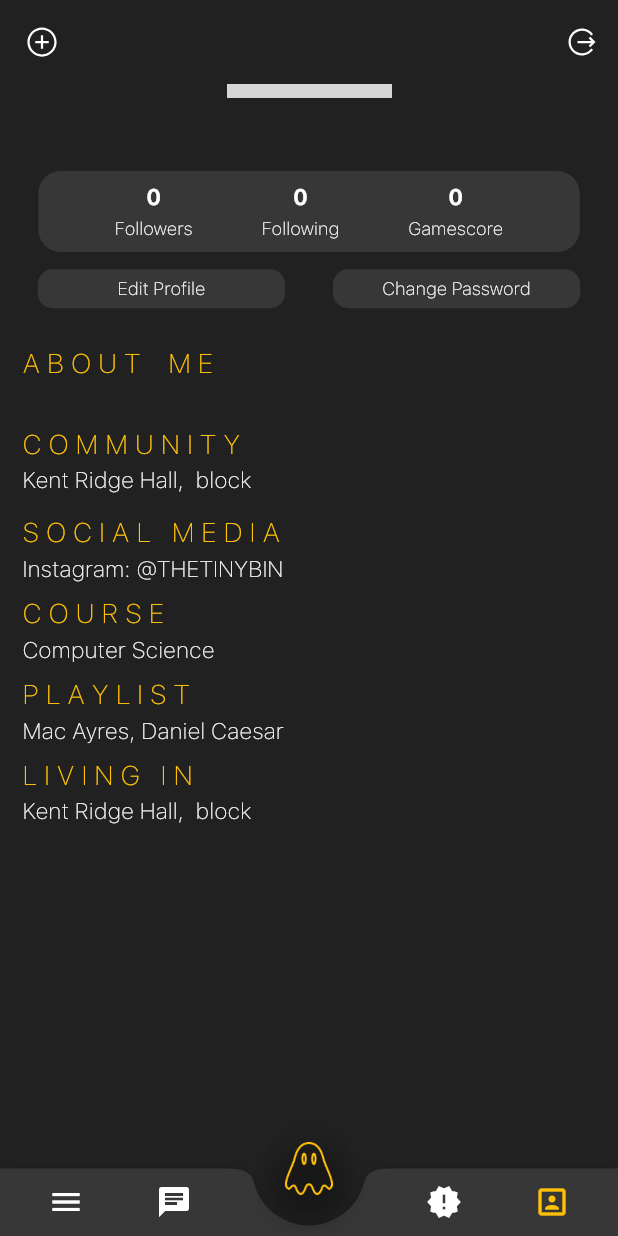
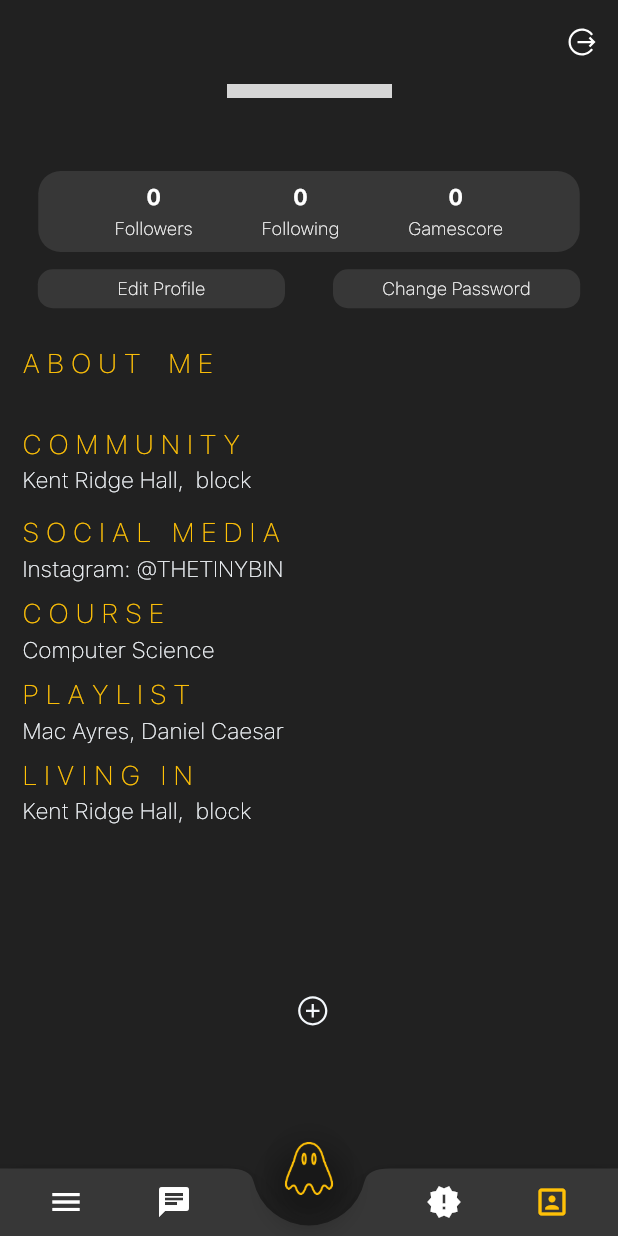
Before and after one commit to habi39/Wiggle2, a Flutter app: the screen it shows once a user with an empty profile is signed in, item 4 of the bottom bar chosen, scrolled down 101 dp, on a phone screen of 412 x 824 dp. Run offline on Flutter 3.47's test engine with Material 2 defaults, Android fonts, the phone set to English and light mode, and no system bars; our stand-ins replace auto_size_text, bubble_bottom_bar, cloud_firestore, firebase_auth, firebase_messaging, firebase_storage and 13 more; missing offline and left inert: flame; accounts and stored records are empty; network calls fail; grey boxes are pictures that could not be loaded.

Commit message:
add button

```diff
--- a/lib/screens/home/profile.dart
+++ b/lib/screens/home/profile.dart
@@ -139,17 +139,6 @@ class _MyprofileState extends State<Myprofile> {
             personalEmail = userData.email;
             return Scaffold(
               appBar: AppBar(
-                leading: IconButton(
-                  highlightColor: Colors.transparent,
-                  splashColor: Colors.transparent,
-                  icon: Icon(LineAwesomeIcons.plus_circle),
-                  onPressed: () {
-                    Navigator.of(context).pushAndRemoveUntil(
-                      FadeRoute(page: Addpicture()),
-                      ModalRoute.withName('Addpicture'),
-                    );
-                  },
-                ),
                 elevation: 0,
                 actions: <Widget>[
                   IconButton(
@@ -404,19 +393,44 @@ class _MyprofileState extends State<Myprofile> {
                                     DatabaseService(uid: user.uid).getphotos(),
                                 builder: (context, snapshot) {
                                   return snapshot.hasData
-                                      ? Container(
+                                      ? Padding(
+                                          padding:
+                                              const EdgeInsets.only(left: 5.0),
+                                          child: Container(
                                             height: MediaQuery.of(context)
                                                         .size
                                                         .height *
                                                     0.30 -
                                                 50,
                                             child: ListView.builder(
-                                              physics: ClampingScrollPhysics(),
+                                                physics:
+                                                    ClampingScrollPhysics(),
                                                 shrinkWrap: true,
-                                              scrollDirection: Axis.horizontal,
+                                                scrollDirection:
+                                                    Axis.horizontal,
                                                 itemCount: snapshot
-                                                  .data.documents.length,
+                                                        .data.documents.length +
+                                                    1,
                                                 itemBuilder: (context, index) {
+                                                  if (index ==
+                                                      snapshot.data.documents
+                                                          .length) {
+                                                    return IconButton(
+                                                      icon: Icon(
+                                                          LineAwesomeIcons
+                                                              .plus_circle),
+                                                      onPressed: () {
+                                                        Navigator.of(context)
+                                                            .pushAndRemoveUntil(
+                                                          FadeRoute(
+                                                              page:
+                                                                  Addpicture()),
+                                                          ModalRoute.withName(
+                                                              'Addpicture'),
+                                                        );
+                                                      },
+                                                    );
+                                                  }
                                                   return Container(
                                                     width: 150,
                                                     margin: EdgeInsets.only(
@@ -443,8 +457,11 @@ class _MyprofileState extends State<Myprofile> {
                                                           Image.asset(
                                                               'assets/images/profile1.png',
                                                               fit: BoxFit.fill),
-                                                    ));
-                                              }))
+                                                    ),
+                                                  );
+                                                }),
+                                          ),
+                                        )
                                       : Loading();
                                 }),
                             // GestureDetector(
```
Lines whose indentation alone changed are shown as unchanged.
